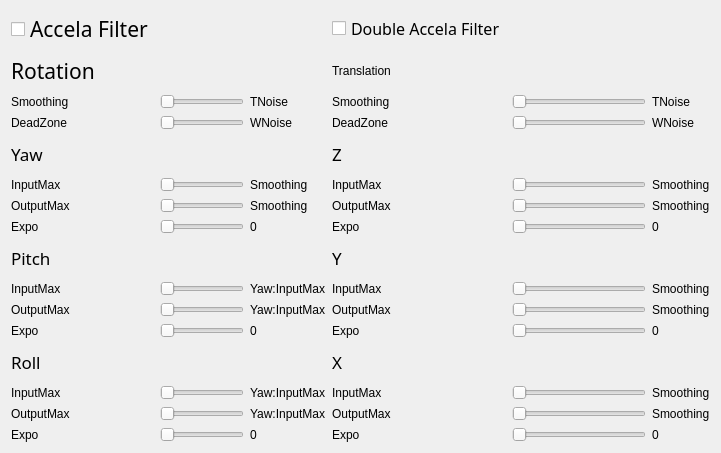
Qt form assets/ui/filterconfig.ui (jyfzh/FOXTracker) before a commit.
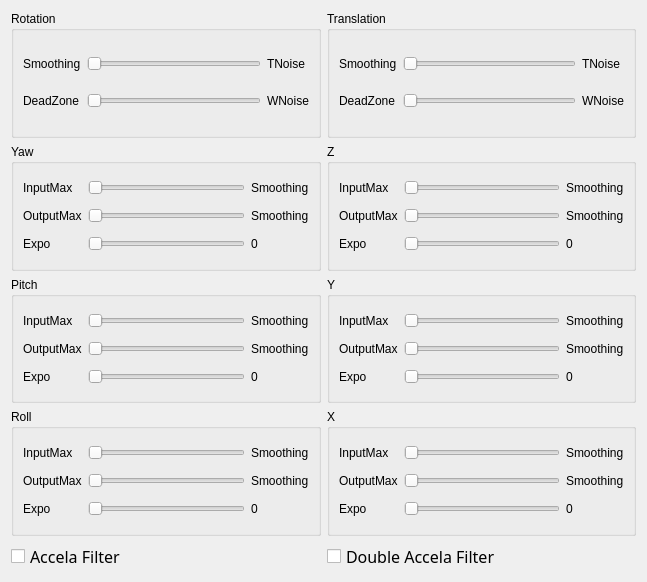
The same form after that commit.

Commit message:
Add global application stylesheet and fix filter UI font clipping
- Set a global QSS skin (Microsoft YaHei, 14px, themed buttons/inputs)
  in main.cpp for consistent styling across windows.
- Fix truncated labels in FilterConfig: mark QLabel horizontal size
  policy as Minimum and let slider columns stretch so text is not clipped.
- Add a "Face Tracking ..." status-bar label; drop redundant time/fps
  LCD displays now covered by the status bar readouts.
- Remove the hardcoded "Config" title and tidy spacing in SettingConfig.

The edit to the form file:
```diff
--- a/assets/ui/filterconfig.ui
+++ b/assets/ui/filterconfig.ui
@@ -6,614 +6,555 @@
    <rect>
     <x>0</x>
     <y>0</y>
-    <width>721</width>
-    <height>453</height>
+    <width>647</width>
+    <height>582</height>
    </rect>
   </property>
   <property name="windowTitle">
    <string>Form</string>
   </property>
   <layout class="QGridLayout" name="gridLayout">
-   <item row="1" column="0" colspan="2">
-    <widget class="QLabel" name="label_5">
-     <property name="font">
-      <font>
-       <family>黑体</family>
-       <pointsize>16</pointsize>
-       <italic>false</italic>
-       <bold>false</bold>
-      </font>
+   <item row="12" column="0">
+    <widget class="QGroupBox" name="groupBox_7">
+     <property name="title">
+      <string>Roll</string>
      </property>
-     <property name="styleSheet">
-      <string notr="true">font: 16pt &quot;黑体&quot;;</string>
-     </property>
-     <property name="text">
-      <string>Rotation</string>
-     </property>
+     <layout class="QGridLayout" name="gridLayout_8">
+      <item row="0" column="0">
+       <widget class="QLabel" name="label_15">
+        <property name="text">
+         <string>InputMax</string>
+        </property>
+       </widget>
+      </item>
+      <item row="2" column="0">
+       <widget class="QLabel" name="label_18">
+        <property name="text">
+         <string>Expo</string>
+        </property>
+       </widget>
+      </item>
+      <item row="1" column="1">
+       <widget class="QSlider" name="rot_output_max_sld_roll">
+        <property name="orientation">
+         <enum>Qt::Orientation::Horizontal</enum>
+        </property>
+       </widget>
+      </item>
+      <item row="0" column="1">
+       <widget class="QSlider" name="rot_input_max_sld_roll">
+        <property name="orientation">
+         <enum>Qt::Orientation::Horizontal</enum>
+        </property>
+       </widget>
+      </item>
+      <item row="2" column="1">
+       <widget class="QSlider" name="rot_expo_sld_roll">
+        <property name="orientation">
+         <enum>Qt::Orientation::Horizontal</enum>
+        </property>
+       </widget>
+      </item>
+      <item row="1" column="0">
+       <widget class="QLabel" name="label_14">
+        <property name="text">
+         <string>OutputMax</string>
+        </property>
+       </widget>
+      </item>
+      <item row="0" column="2">
+       <widget class="QLabel" name="rot_input_max_label_roll">
+        <property name="text">
+         <string>Smoothing</string>
+        </property>
+       </widget>
+      </item>
+      <item row="1" column="2">
+       <widget class="QLabel" name="rot_output_max_label_roll">
+        <property name="text">
+         <string>Smoothing</string>
+        </property>
+       </widget>
+      </item>
+      <item row="2" column="2">
+       <widget class="QLabel" name="rot_expo_label_roll">
+        <property name="text">
+         <string>0</string>
+        </property>
+       </widget>
+      </item>
+     </layout>
     </widget>
    </item>
-   <item row="1" column="4" colspan="2">
-    <widget class="QLabel" name="label_6">
-     <property name="styleSheet">
-      <string notr="true">font: 16pt &quot;黑体&quot;;</string>
+   <item row="12" column="4">
+    <widget class="QGroupBox" name="groupBox_8">
+     <property name="title">
+      <string>X</string>
      </property>
-     <property name="text">
-      <string>Translation</string>
-     </property>
-    </widget>
-   </item>
-   <item row="2" column="0">
-    <widget class="QLabel" name="label_2">
-     <property name="text">
-      <string>Smoothing</string>
-     </property>
-    </widget>
-   </item>
-   <item row="2" column="1" colspan="2">
-    <widget class="QSlider" name="rot_smooth_sld">
-     <property name="orientation">
-      <enum>Qt::Orientation::Horizontal</enum>
-     </property>
-    </widget>
-   </item>
-   <item row="2" column="3">
-    <widget class="QLabel" name="rot_smooth_label">
-     <property name="text">
-      <string>TNoise</string>
-     </property>
-    </widget>
-   </item>
-   <item row="2" column="4">
-    <widget class="QLabel" name="label_4">
-     <property name="text">
-      <string>Smoothing</string>
-     </property>
-    </widget>
-   </item>
-   <item row="2" column="5">
-    <widget class="QSlider" name="trans_smooth_sld">
-     <property name="orientation">
-      <enum>Qt::Orientation::Horizontal</enum>
-     </property>
-    </widget>
-   </item>
-   <item row="2" column="6">
-    <widget class="QLabel" name="trans_smooth_label">
-     <property name="text">
-      <string>TNoise</string>
-     </property>
-    </widget>
-   </item>
-   <item row="3" column="0">
-    <widget class="QLabel" name="label_3">
-     <property name="text">
-      <string>DeadZone</string>
-     </property>
-    </widget>
-   </item>
-   <item row="3" column="1" colspan="2">
-    <widget class="QSlider" name="rot_deadzone_sld">
-     <property name="orientation">
-      <enum>Qt::Orientation::Horizontal</enum>
-     </property>
-    </widget>
-   </item>
-   <item row="3" column="3">
-    <widget class="QLabel" name="rot_deadzone_label">
-     <property name="text">
-      <string>WNoise</string>
-     </property>
+     <layout class="QGridLayout" name="gridLayout_9">
+      <item row="2" column="1">
+       <widget class="QSlider" name="trans_expo_sld_x">
+        <property name="orientation">
+         <enum>Qt::Orientation::Horizontal</enum>
+        </property>
+       </widget>
+      </item>
+      <item row="0" column="0">
+       <widget class="QLabel" name="label_30">
+        <property name="text">
+         <string>InputMax</string>
+        </property>
+       </widget>
+      </item>
+      <item row="0" column="1">
+       <widget class="QSlider" name="trans_input_max_sld_x">
+        <property name="orientation">
+         <enum>Qt::Orientation::Horizontal</enum>
+        </property>
+       </widget>
+      </item>
+      <item row="1" column="1">
+       <widget class="QSlider" name="trans_output_max_sld_x">
+        <property name="orientation">
+         <enum>Qt::Orientation::Horizontal</enum>
+        </property>
+       </widget>
+      </item>
+      <item row="1" column="0">
+       <widget class="QLabel" name="label_29">
+        <property name="text">
+         <string>OutputMax</string>
+        </property>
+       </widget>
+      </item>
+      <item row="2" column="0">
+       <widget class="QLabel" name="label_31">
+        <property name="text">
+         <string>Expo</string>
+        </property>
+       </widget>
+      </item>
+      <item row="0" column="2">
+       <widget class="QLabel" name="trans_input_max_label_x">
+        <property name="text">
+         <string>Smoothing</string>
+        </property>
+       </widget>
+      </item>
+      <item row="1" column="2">
+       <widget class="QLabel" name="trans_output_max_label_x">
+        <property name="text">
+         <string>Smoothing</string>
+        </property>
+       </widget>
+      </item>
+      <item row="2" column="2">
+       <widget class="QLabel" name="trans_expo_label_x">
+        <property name="text">
+         <string>0</string>
+        </property>
+       </widget>
+      </item>
+     </layout>
     </widget>
    </item>
    <item row="3" column="4">
-    <widget class="QLabel" name="label_7">
-     <property name="text">
-      <string>DeadZone</string>
-     </property>
-    </widget>
-   </item>
-   <item row="3" column="5">
-    <widget class="QSlider" name="trans_deadzone_sld">
-     <property name="orientation">
-      <enum>Qt::Orientation::Horizontal</enum>
-     </property>
-    </widget>
-   </item>
-   <item row="3" column="6">
-    <widget class="QLabel" name="trans_deadzone_label">
-     <property name="text">
-      <string>WNoise</string>
-     </property>
-    </widget>
-   </item>
-   <item row="4" column="0" colspan="2">
-    <widget class="QLabel" name="label_19">
-     <property name="font">
-      <font>
-       <family>黑体</family>
-       <pointsize>13</pointsize>
-       <italic>false</italic>
-       <bold>false</bold>
-      </font>
-     </property>
-     <property name="styleSheet">
-      <string notr="true">font: 13pt &quot;黑体&quot;;</string>
-     </property>
-     <property name="text">
-      <string>Yaw</string>
-     </property>
-    </widget>
-   </item>
-   <item row="4" column="4">
-    <widget class="QLabel" name="label_23">
-     <property name="font">
-      <font>
-       <family>黑体</family>
-       <pointsize>13</pointsize>
-       <italic>false</italic>
-       <bold>false</bold>
-      </font>
-     </property>
-     <property name="styleSheet">
-      <string notr="true">font: 13pt &quot;黑体&quot;;</string>
-     </property>
-     <property name="text">
+    <widget class="QGroupBox" name="groupBox_4">
+     <property name="title">
       <string>Z</string>
      </property>
+     <layout class="QGridLayout" name="gridLayout_5">
+      <item row="1" column="1">
+       <widget class="QSlider" name="trans_output_max_sld_z">
+        <property name="orientation">
+         <enum>Qt::Orientation::Horizontal</enum>
+        </property>
+       </widget>
+      </item>
+      <item row="0" column="0">
+       <widget class="QLabel" name="label_11">
+        <property name="text">
+         <string>InputMax</string>
+        </property>
+       </widget>
+      </item>
+      <item row="1" column="0">
+       <widget class="QLabel" name="label_10">
+        <property name="text">
+         <string>OutputMax</string>
+        </property>
+       </widget>
+      </item>
+      <item row="2" column="1">
+       <widget class="QSlider" name="trans_expo_sld_z">
+        <property name="orientation">
+         <enum>Qt::Orientation::Horizontal</enum>
+        </property>
+       </widget>
+      </item>
+      <item row="0" column="1">
+       <widget class="QSlider" name="trans_input_max_sld_z">
+        <property name="orientation">
+         <enum>Qt::Orientation::Horizontal</enum>
+        </property>
+       </widget>
+      </item>
+      <item row="2" column="0">
+       <widget class="QLabel" name="label_22">
+        <property name="text">
+         <string>Expo</string>
+        </property>
+       </widget>
+      </item>
+      <item row="0" column="2">
+       <widget class="QLabel" name="trans_input_max_label_z">
+        <property name="text">
+         <string>Smoothing</string>
+        </property>
+       </widget>
+      </item>
+      <item row="1" column="2">
+       <widget class="QLabel" name="trans_output_max_label_z">
+        <property name="text">
+         <string>Smoothing</string>
+        </property>
+       </widget>
+      </item>
+      <item row="2" column="2">
+       <widget class="QLabel" name="trans_expo_label_z">
+        <property name="text">
+         <string>0</string>
+        </property>
+       </widget>
+      </item>
+     </layout>
     </widget>
    </item>
-   <item row="5" column="0">
-    <widget class="QLabel" name="label_8">
-     <property name="text">
-      <string>InputMax</string>
+   <item row="2" column="0">
+    <widget class="QGroupBox" name="groupBox">
+     <property name="title">
+      <string>Rotation</string>
      </property>
+     <layout class="QGridLayout" name="gridLayout_2">
+      <item row="1" column="1">
+       <widget class="QSlider" name="rot_deadzone_sld">
+        <property name="orientation">
+         <enum>Qt::Orientation::Horizontal</enum>
+        </property>
+       </widget>
+      </item>
+      <item row="0" column="0">
+       <widget class="QLabel" name="label_2">
+        <property name="font">
+         <font>
+          <pointsize>9</pointsize>
+         </font>
+        </property>
+        <property name="text">
+         <string>Smoothing</string>
+        </property>
+       </widget>
+      </item>
+      <item row="0" column="1">
+       <widget class="QSlider" name="rot_smooth_sld">
+        <property name="orientation">
+         <enum>Qt::Orientation::Horizontal</enum>
+        </property>
+       </widget>
+      </item>
+      <item row="1" column="0">
+       <widget class="QLabel" name="label_3">
+        <property name="text">
+         <string>DeadZone</string>
+        </property>
+       </widget>
+      </item>
+      <item row="0" column="2">
+       <widget class="QLabel" name="rot_smooth_label">
+        <property name="text">
+         <string>TNoise</string>
+        </property>
+       </widget>
+      </item>
+      <item row="1" column="2">
+       <widget class="QLabel" name="rot_deadzone_label">
+        <property name="text">
+         <string>WNoise</string>
+        </property>
+       </widget>
+      </item>
+     </layout>
     </widget>
    </item>
-   <item row="5" column="1" colspan="2">
-    <widget class="QSlider" name="rot_input_max_sld_yaw">
-     <property name="orientation">
-      <enum>Qt::Orientation::Horizontal</enum>
+   <item row="2" column="4">
+    <widget class="QGroupBox" name="groupBox_2">
+     <property name="title">
+      <string>Translation</string>
      </property>
-    </widget>
-   </item>
-   <item row="5" column="3">
-    <widget class="QLabel" name="rot_input_max_label_yaw">
-     <property name="text">
-      <string>Smoothing</string>
-     </property>
-    </widget>
-   </item>
-   <item row="5" column="4">
-    <widget class="QLabel" name="label_11">
-     <property name="text">
-      <string>InputMax</string>
-     </property>
-    </widget>
-   </item>
-   <item row="5" column="5">
-    <widget class="QSlider" name="trans_input_max_sld_z">
-     <property name="orientation">
-      <enum>Qt::Orientation::Horizontal</enum>
-     </property>
-    </widget>
-   </item>
-   <item row="5" column="6">
-    <widget class="QLabel" name="trans_input_max_label_z">
-     <property name="text">
-      <string>Smoothing</string>
-     </property>
-    </widget>
-   </item>
-   <item row="6" column="0">
-    <widget class="QLabel" name="label_9">
-     <property name="text">
-      <string>OutputMax</string>
-     </property>
-    </widget>
-   </item>
-   <item row="6" column="1" colspan="2">
-    <widget class="QSlider" name="rot_output_max_sld_yaw">
-     <property name="orientation">
-      <enum>Qt::Orientation::Horizontal</enum>
-     </property>
-    </widget>
-   </item>
-   <item row="6" column="3">
-    <widget class="QLabel" name="rot_output_max_label_yaw">
-     <property name="text">
-      <string>Smoothing</string>
-     </property>
-    </widget>
-   </item>
-   <item row="6" column="4">
-    <widget class="QLabel" name="label_10">
-     <property name="text">
-      <string>OutputMax</string>
-     </property>
-    </widget>
-   </item>
-   <item row="6" column="5">
-    <widget class="QSlider" name="trans_output_max_sld_z">
-     <property name="orientation">
-      <enum>Qt::Orientation::Horizontal</enum>
-     </property>
-    </widget>
-   </item>
-   <item row="6" column="6">
-    <widget class="QLabel" name="trans_output_max_label_z">
-     <property name="text">
-      <string>Smoothing</string>
-     </property>
-    </widget>
-   </item>
-   <item row="7" column="0">
-    <widget class="QLabel" name="label_16">
-     <property name="text">
-      <string>Expo</string>
-     </property>
-    </widget>
-   </item>
-   <item row="7" column="1" colspan="2">
-    <widget class="QSlider" name="rot_expo_sld_yaw">
-     <property name="orientation">
-      <enum>Qt::Orientation::Horizontal</enum>
-     </property>
-    </widget>
-   </item>
-   <item row="7" column="3">
-    <widget class="QLabel" name="rot_expo_label_yaw">
-     <property name="text">
-      <string>0</string>
-     </property>
-    </widget>
-   </item>
-   <item row="7" column="4">
-    <widget class="QLabel" name="label_22">
-     <property name="text">
-      <string>Expo</string>
-     </property>
-    </widget>
-   </item>
-   <item row="7" column="5">
-    <widget class="QSlider" name="trans_expo_sld_z">
-     <property name="orientation">
-      <enum>Qt::Orientation::Horizontal</enum>
-     </property>
-    </widget>
-   </item>
-   <item row="7" column="6">
-    <widget class="QLabel" name="trans_expo_label_z">
-     <property name="text">
-      <string>0</string>
-     </property>
-    </widget>
-   </item>
-   <item row="8" column="0" colspan="2">
-    <widget class="QLabel" name="label_20">
-     <property name="font">
-      <font>
-       <family>黑体</family>
-       <pointsize>13</pointsize>
-       <italic>false</italic>
-       <bold>false</bold>
-      </font>
-     </property>
-     <property name="styleSheet">
-      <string notr="true">font: 13pt &quot;黑体&quot;;</string>
-     </property>
-     <property name="text">
-      <string>Pitch</string>
-     </property>
+     <layout class="QGridLayout" name="gridLayout_3">
+      <item row="0" column="1">
+       <widget class="QSlider" name="trans_smooth_sld">
+        <property name="orientation">
+         <enum>Qt::Orientation::Horizontal</enum>
+        </property>
+       </widget>
+      </item>
+      <item row="1" column="1">
+       <widget class="QSlider" name="trans_deadzone_sld">
+        <property name="orientation">
+         <enum>Qt::Orientation::Horizontal</enum>
+        </property>
+       </widget>
+      </item>
+      <item row="0" column="0">
+       <widget class="QLabel" name="label_4">
+        <property name="text">
+         <string>Smoothing</string>
+        </property>
+       </widget>
+      </item>
+      <item row="1" column="0">
+       <widget class="QLabel" name="label_7">
+        <property name="text">
+         <string>DeadZone</string>
+        </property>
+       </widget>
+      </item>
+      <item row="0" column="2">
+       <widget class="QLabel" name="trans_smooth_label">
+        <property name="text">
+         <string>TNoise</string>
+        </property>
+       </widget>
+      </item>
+      <item row="1" column="2">
+       <widget class="QLabel" name="trans_deadzone_label">
+        <property name="text">
+         <string>WNoise</string>
+        </property>
+       </widget>
+      </item>
+     </layout>
     </widget>
    </item>
    <item row="8" column="4">
-    <widget class="QLabel" name="label_26">
-     <property name="font">
-      <font>
-       <family>黑体</family>
-       <pointsize>13</pointsize>
-       <italic>false</italic>
-       <bold>false</bold>
-      </font>
-     </property>
-     <property name="styleSheet">
-      <string notr="true">font: 13pt &quot;黑体&quot;;</string>
-     </property>
-     <property name="text">
+    <widget class="QGroupBox" name="groupBox_6">
+     <property name="title">
       <string>Y</string>
      </property>
+     <layout class="QGridLayout" name="gridLayout_7">
+      <item row="0" column="1">
+       <widget class="QSlider" name="trans_input_max_sld_y">
+        <property name="orientation">
+         <enum>Qt::Orientation::Horizontal</enum>
+        </property>
+       </widget>
+      </item>
+      <item row="1" column="0">
+       <widget class="QLabel" name="label_27">
+        <property name="text">
+         <string>OutputMax</string>
+        </property>
+       </widget>
+      </item>
+      <item row="0" column="0">
+       <widget class="QLabel" name="label_24">
+        <property name="text">
+         <string>InputMax</string>
+        </property>
+       </widget>
+      </item>
+      <item row="1" column="1">
+       <widget class="QSlider" name="trans_output_max_sld_y">
+        <property name="orientation">
+         <enum>Qt::Orientation::Horizontal</enum>
+        </property>
+       </widget>
+      </item>
+      <item row="2" column="1">
+       <widget class="QSlider" name="trans_expo_sld_y">
+        <property name="orientation">
+         <enum>Qt::Orientation::Horizontal</enum>
+        </property>
+       </widget>
+      </item>
+      <item row="2" column="0">
+       <widget class="QLabel" name="label_25">
+        <property name="text">
+         <string>Expo</string>
+        </property>
+       </widget>
+      </item>
+      <item row="0" column="2">
+       <widget class="QLabel" name="trans_input_max_label_y">
+        <property name="text">
+         <string>Smoothing</string>
+        </property>
+       </widget>
+      </item>
+      <item row="1" column="2">
+       <widget class="QLabel" name="trans_output_max_label_y">
+        <property name="text">
+         <string>Smoothing</string>
+        </property>
+       </widget>
+      </item>
+      <item row="2" column="2">
+       <widget class="QLabel" name="trans_expo_label_y">
+        <property name="text">
+         <string>0</string>
+        </property>
+       </widget>
+      </item>
+     </layout>
     </widget>
    </item>
-   <item row="9" column="0">
-    <widget class="QLabel" name="label_12">
-     <property name="text">
-      <string>InputMax</string>
+   <item row="8" column="0">
+    <widget class="QGroupBox" name="groupBox_5">
+     <property name="title">
+      <string>Pitch</string>
      </property>
+     <layout class="QGridLayout" name="gridLayout_6">
+      <item row="0" column="0">
+       <widget class="QLabel" name="label_12">
+        <property name="text">
+         <string>InputMax</string>
+        </property>
+       </widget>
+      </item>
+      <item row="1" column="1">
+       <widget class="QSlider" name="rot_output_max_sld_pitch">
+        <property name="orientation">
+         <enum>Qt::Orientation::Horizontal</enum>
+        </property>
+       </widget>
+      </item>
+      <item row="2" column="0">
+       <widget class="QLabel" name="label_17">
+        <property name="text">
+         <string>Expo</string>
+        </property>
+       </widget>
+      </item>
+      <item row="0" column="1">
+       <widget class="QSlider" name="rot_input_max_sld_pitch">
+        <property name="orientation">
+         <enum>Qt::Orientation::Horizontal</enum>
+        </property>
+       </widget>
+      </item>
+      <item row="2" column="1">
+       <widget class="QSlider" name="rot_expo_sld_pitch">
+        <property name="orientation">
+         <enum>Qt::Orientation::Horizontal</enum>
+        </property>
+       </widget>
+      </item>
+      <item row="1" column="0">
+       <widget class="QLabel" name="label_13">
+        <property name="text">
+         <string>OutputMax</string>
+        </property>
+       </widget>
+      </item>
+      <item row="0" column="2">
+       <widget class="QLabel" name="rot_input_max_label_pitch">
+        <property name="text">
+         <string>Smoothing</string>
+        </property>
+       </widget>
+      </item>
+      <item row="1" column="2">
+       <widget class="QLabel" name="rot_output_max_label_pitch">
+        <property name="text">
+         <string>Smoothing</string>
+        </property>
+       </widget>
+      </item>
+      <item row="2" column="2">
+       <widget class="QLabel" name="rot_expo_label_pitch">
+        <property name="text">
+         <string>0</string>
+        </property>
+       </widget>
+      </item>
+     </layout>
     </widget>
    </item>
-   <item row="9" column="1" colspan="2">
-    <widget class="QSlider" name="rot_input_max_sld_pitch">
-     <property name="orientation">
-      <enum>Qt::Orientation::Horizontal</enum>
+   <item row="3" column="0">
+    <widget class="QGroupBox" name="groupBox_3">
+     <property name="title">
+      <string>Yaw</string>
      </property>
-    </widget>
-   </item>
-   <item row="9" column="3">
-    <widget class="QLabel" name="rot_input_max_label_pitch">
-     <property name="text">
-      <string>Yaw:InputMax</string>
-     </property>
-    </widget>
-   </item>
-   <item row="9" column="4">
-    <widget class="QLabel" name="label_24">
-     <property name="text">
-      <string>InputMax</string>
-     </property>
-    </widget>
-   </item>
-   <item row="9" column="5">
-    <widget class="QSlider" name="trans_input_max_sld_y">
-     <property name="orientation">
-      <enum>Qt::Orientation::Horizontal</enum>
-     </property>
-    </widget>
-   </item>
-   <item row="9" column="6">
-    <widget class="QLabel" name="trans_input_max_label_y">
-     <property name="text">
-      <string>Smoothing</string>
-     </property>
-    </widget>
-   </item>
-   <item row="10" column="0">
-    <widget class="QLabel" name="label_13">
-     <property name="text">
-      <string>OutputMax</string>
-     </property>
-    </widget>
-   </item>
-   <item row="10" column="1" colspan="2">
-    <widget class="QSlider" name="rot_output_max_sld_pitch">
-     <property name="orientation">
-      <enum>Qt::Orientation::Horizontal</enum>
-     </property>
-    </widget>
-   </item>
-   <item row="10" column="3">
-    <widget class="QLabel" name="rot_output_max_label_pitch">
-     <property name="text">
-      <string>Yaw:InputMax</string>
-     </property>
-    </widget>
-   </item>
-   <item row="10" column="4">
-    <widget class="QLabel" name="label_27">
-     <property name="text">
-      <string>OutputMax</string>
-     </property>
-    </widget>
-   </item>
-   <item row="10" column="5">
-    <widget class="QSlider" name="trans_output_max_sld_y">
-     <property name="orientation">
-      <enum>Qt::Orientation::Horizontal</enum>
-     </property>
-    </widget>
-   </item>
-   <item row="10" column="6">
-    <widget class="QLabel" name="trans_output_max_label_y">
-     <property name="text">
-      <string>Smoothing</string>
-     </property>
-    </widget>
-   </item>
-   <item row="11" column="0">
-    <widget class="QLabel" name="label_17">
-     <property name="text">
-      <string>Expo</string>
-     </property>
-    </widget>
-   </item>
-   <item row="11" column="1" colspan="2">
-    <widget class="QSlider" name="rot_expo_sld_pitch">
-     <property name="orientation">
-      <enum>Qt::Orientation::Horizontal</enum>
-     </property>
-    </widget>
-   </item>
-   <item row="11" column="3">
-    <widget class="QLabel" name="rot_expo_label_pitch">
-     <property name="text">
-      <string>0</string>
-     </property>
-    </widget>
-   </item>
-   <item row="11" column="4">
-    <widget class="QLabel" name="label_25">
-     <property name="text">
-      <string>Expo</string>
-     </property>
-    </widget>
-   </item>
-   <item row="11" column="5">
-    <widget class="QSlider" name="trans_expo_sld_y">
-     <property name="orientation">
-      <enum>Qt::Orientation::Horizontal</enum>
-     </property>
-    </widget>
-   </item>
-   <item row="11" column="6">
-    <widget class="QLabel" name="trans_expo_label_y">
-     <property name="text">
-      <string>0</string>
-     </property>
-    </widget>
-   </item>
-   <item row="12" column="0" colspan="2">
-    <widget class="QLabel" name="label_21">
-     <property name="font">
-      <font>
-       <family>黑体</family>
-       <pointsize>13</pointsize>
-       <italic>false</italic>
-       <bold>false</bold>
-      </font>
-     </property>
-     <property name="styleSheet">
-      <string notr="true">font: 13pt &quot;黑体&quot;;</string>
-     </property>
-     <property name="text">
-      <string>Roll</string>
-     </property>
-    </widget>
-   </item>
-   <item row="12" column="4">
-    <widget class="QLabel" name="label_28">
-     <property name="font">
-      <font>
-       <family>黑体</family>
-       <pointsize>13</pointsize>
-       <italic>false</italic>
-       <bold>false</bold>
-      </font>
-     </property>
-     <property name="styleSheet">
-      <string notr="true">font: 13pt &quot;黑体&quot;;</string>
-     </property>
-     <property name="text">
-      <string>X</string>
-     </property>
+     <layout class="QGridLayout" name="gridLayout_4">
+      <item row="2" column="1">
+       <widget class="QSlider" name="rot_expo_sld_yaw">
+        <property name="orientation">
+         <enum>Qt::Orientation::Horizontal</enum>
+        </property>
+       </widget>
+      </item>
+      <item row="0" column="0">
+       <widget class="QLabel" name="label_8">
+        <property name="text">
+         <string>InputMax</string>
+        </property>
+       </widget>
+      </item>
+      <item row="1" column="1">
+       <widget class="QSlider" name="rot_output_max_sld_yaw">
+        <property name="orientation">
+         <enum>Qt::Orientation::Horizontal</enum>
+        </property>
+       </widget>
+      </item>
+      <item row="0" column="1">
+       <widget class="QSlider" name="rot_input_max_sld_yaw">
+        <property name="orientation">
+         <enum>Qt::Orientation::Horizontal</enum>
+        </property>
+       </widget>
+      </item>
+      <item row="1" column="0">
+       <widget class="QLabel" name="label_9">
+        <property name="text">
+         <string>OutputMax</string>
+        </property>
+       </widget>
+      </item>
+      <item row="2" column="0">
+       <widget class="QLabel" name="label_16">
+        <property name="text">
+         <string>Expo</string>
+        </property>
+       </widget>
+      </item>
+      <item row="0" column="2">
+       <widget class="QLabel" name="rot_input_max_label_yaw">
+        <property name="text">
+         <string>Smoothing</string>
+        </property>
+       </widget>
+      </item>
+      <item row="1" column="2">
+       <widget class="QLabel" name="rot_output_max_label_yaw">
+        <property name="text">
+         <string>Smoothing</string>
+        </property>
+       </widget>
+      </item>
+      <item row="2" column="2">
+       <widget class="QLabel" name="rot_expo_label_yaw">
+        <property name="text">
+         <string>0</string>
+        </property>
+       </widget>
+      </item>
+     </layout>
     </widget>
    </item>
    <item row="13" column="0">
-    <widget class="QLabel" name="label_15">
-     <property name="text">
-      <string>InputMax</string>
-     </property>
-    </widget>
-   </item>
-   <item row="13" column="1" colspan="2">
-    <widget class="QSlider" name="rot_input_max_sld_roll">
-     <property name="orientation">
-      <enum>Qt::Orientation::Horizontal</enum>
-     </property>
-    </widget>
-   </item>
-   <item row="13" column="3">
-    <widget class="QLabel" name="rot_input_max_label_roll">
-     <property name="text">
-      <string>Yaw:InputMax</string>
-     </property>
-    </widget>
-   </item>
-   <item row="13" column="4">
-    <widget class="QLabel" name="label_30">
-     <property name="text">
-      <string>InputMax</string>
-     </property>
-    </widget>
-   </item>
-   <item row="13" column="5">
-    <widget class="QSlider" name="trans_input_max_sld_x">
-     <property name="orientation">
-      <enum>Qt::Orientation::Horizontal</enum>
-     </property>
-    </widget>
-   </item>
-   <item row="13" column="6">
-    <widget class="QLabel" name="trans_input_max_label_x">
-     <property name="text">
-      <string>Smoothing</string>
-     </property>
-    </widget>
-   </item>
-   <item row="14" column="0">
-    <widget class="QLabel" name="label_14">
-     <property name="text">
-      <string>OutputMax</string>
-     </property>
-    </widget>
-   </item>
-   <item row="14" column="1" colspan="2">
-    <widget class="QSlider" name="rot_output_max_sld_roll">
-     <property name="orientation">
-      <enum>Qt::Orientation::Horizontal</enum>
-     </property>
-    </widget>
-   </item>
-   <item row="14" column="3">
-    <widget class="QLabel" name="rot_output_max_label_roll">
-     <property name="text">
-      <string>Yaw:InputMax</string>
-     </property>
-    </widget>
-   </item>
-   <item row="14" column="4">
-    <widget class="QLabel" name="label_29">
-     <property name="text">
-      <string>OutputMax</string>
-     </property>
-    </widget>
-   </item>
-   <item row="14" column="5">
-    <widget class="QSlider" name="trans_output_max_sld_x">
-     <property name="orientation">
-      <enum>Qt::Orientation::Horizontal</enum>
-     </property>
-    </widget>
-   </item>
-   <item row="14" column="6">
-    <widget class="QLabel" name="trans_output_max_label_x">
-     <property name="text">
-      <string>Smoothing</string>
-     </property>
-    </widget>
-   </item>
-   <item row="15" column="0">
-    <widget class="QLabel" name="label_18">
-     <property name="text">
-      <string>Expo</string>
-     </property>
-    </widget>
-   </item>
-   <item row="15" column="1" colspan="2">
-    <widget class="QSlider" name="rot_expo_sld_roll">
-     <property name="orientation">
-      <enum>Qt::Orientation::Horizontal</enum>
-     </property>
-    </widget>
-   </item>
-   <item row="15" column="3">
-    <widget class="QLabel" name="rot_expo_label_roll">
-     <property name="text">
-      <string>0</string>
-     </property>
-    </widget>
-   </item>
-   <item row="15" column="4">
-    <widget class="QLabel" name="label_31">
-     <property name="text">
-      <string>Expo</string>
-     </property>
-    </widget>
-   </item>
-   <item row="15" column="5">
-    <widget class="QSlider" name="trans_expo_sld_x">
-     <property name="orientation">
-      <enum>Qt::Orientation::Horizontal</enum>
-     </property>
-    </widget>
-   </item>
-   <item row="15" column="6">
-    <widget class="QLabel" name="trans_expo_label_x">
-     <property name="text">
-      <string>0</string>
-     </property>
-    </widget>
-   </item>
-   <item row="0" column="4">
-    <widget class="QCheckBox" name="Accela_Check_2">
+    <widget class="QCheckBox" name="Accela_Check">
      <property name="font">
       <font>
        <family>黑体</family>
@@ -626,7 +567,7 @@
       <string notr="true">font: 12pt &quot;黑体&quot;;</string>
      </property>
      <property name="text">
-      <string>Double Accela Filter</string>
+      <string>Accela Filter</string>
      </property>
      <property name="iconSize">
       <size>
@@ -636,12 +577,12 @@
      </property>
     </widget>
    </item>
-   <item row="0" column="0">
-    <widget class="QCheckBox" name="Accela_Check">
+   <item row="13" column="4">
+    <widget class="QCheckBox" name="Accela_Check_2">
      <property name="font">
       <font>
        <family>黑体</family>
-       <pointsize>16</pointsize>
+       <pointsize>12</pointsize>
        <italic>false</italic>
        <bold>false</bold>
       </font>
@@ -650,7 +591,7 @@
       <string notr="true">font: 16pt &quot;黑体&quot;;</string>
      </property>
      <property name="text">
-      <string>Accela Filter</string>
+      <string>Double Accela Filter</string>
      </property>
      <property name="iconSize">
       <size>
```
Left out of the diff: 2 changed lines with no effect on the pictures. The commit also changes 5 other files.
